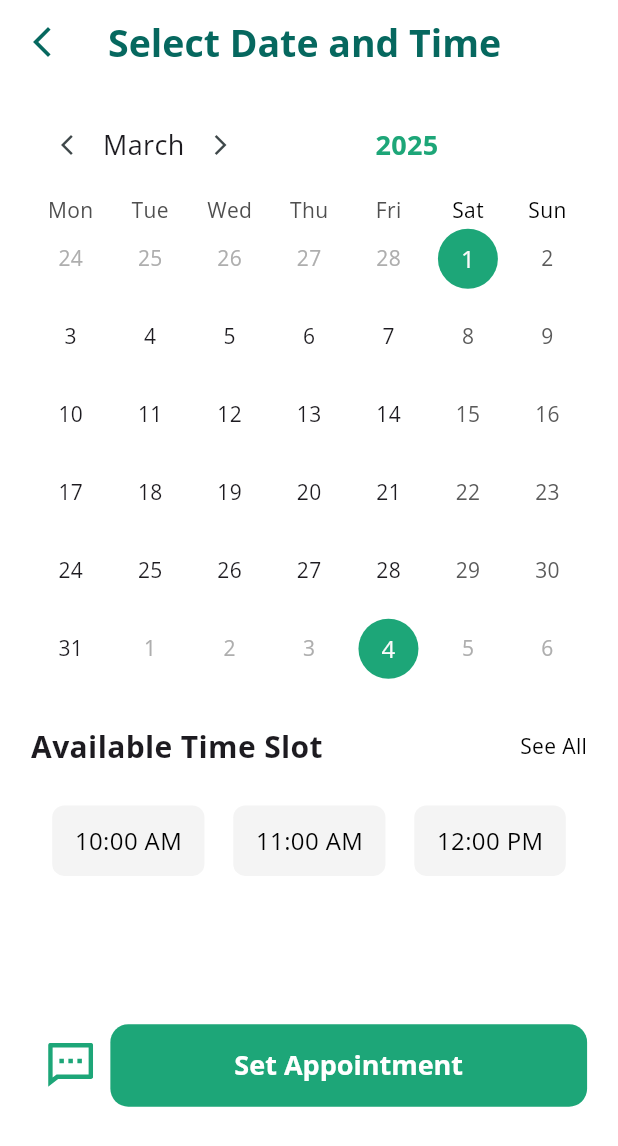
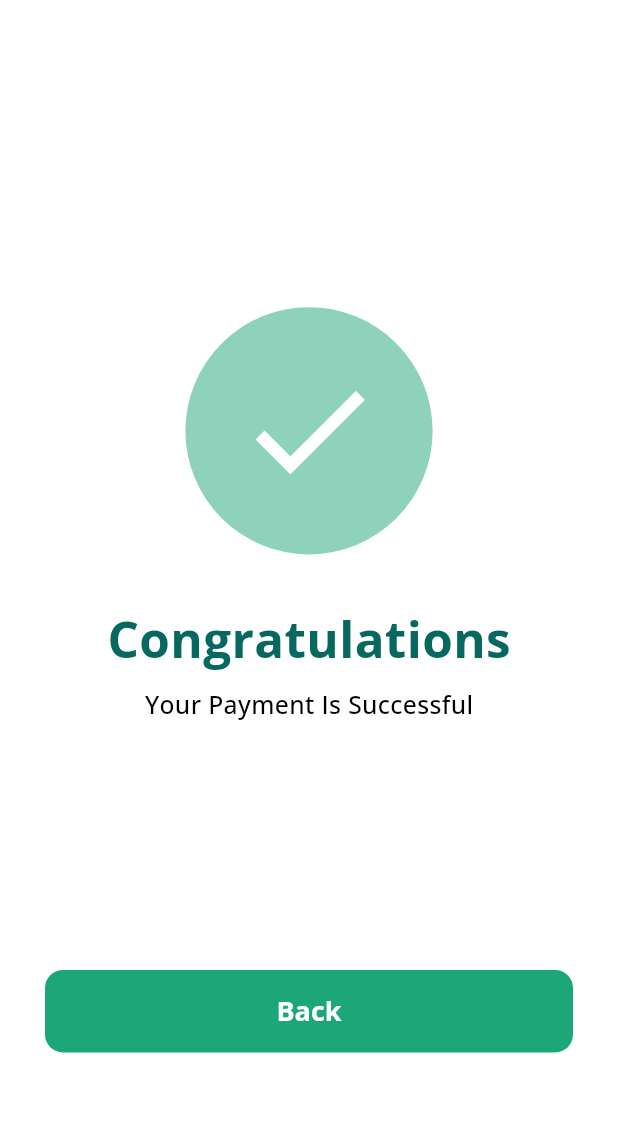
Before and after one commit to abhixen07/HappyMindApp, a Flutter app: the SelectDateTimePage screen opened by its route, after a tap on the "arrow back ios new" icon, after a tap on "Set Appointment", on a phone screen of 412 x 824 dp. Shown: the top 1146 px of the screen. Run offline on Flutter 3.47's test engine with Material 3 defaults, Android fonts, the phone set to English and light mode, and no system bars; drawn by our look-alikes of table_calendar; our stand-ins replace flutter_svg, gap, get, go_router; network calls fail; project files that could hold a hidden picture were left out.

Commit message:
Appointment Page Done

```diff
--- a/lib/app/routes/app_routes.dart
+++ b/lib/app/routes/app_routes.dart
@@ -1,5 +1,6 @@
 import 'package:go_router/go_router.dart';
-import 'package:happymindapp/views/appointment/appointment_page.dart';
+import 'package:happymindapp/views/navbar/paymentdonepage.dart';
+import 'package:happymindapp/views/navbar/selectdatetimepage.dart';
 import 'package:happymindapp/views/navbar/navbar_home.dart';
 
 import '../../views/auth/login_view.dart';
@@ -23,7 +24,8 @@ final class AppRoutes {
 
   static const String navbarpage = "/navbarpage";
 
-  static const String appointmentpage = "/appointmentpage";
+  static const String selectimepage = "/selecttimepage";
+  static const String  paymentdonepage = "/paymentdonepage";
 
 
 
@@ -60,9 +62,14 @@ final class AppRoutes {
     ),
 
     GoRoute(
-      path: appointmentpage,
-      name: NamedRoutes.appointmentpage.name,
+      path:selectimepage,
+      name: NamedRoutes.selectimepage.name,
       builder: (context, state) => SelectDateTimePage(),
+    ),
+    GoRoute(
+      path:paymentdonepage,
+      name: NamedRoutes.paymentdonepage.name,
+      builder: (context, state) => PaymentDonePage()
     ),
 
 
@@ -78,6 +85,7 @@ enum NamedRoutes {
   loginpage,
   signuppage,
   navbarpage,
-  appointmentpage
+  selectimepage,
+  paymentdonepage,
 
 }
--- a/lib/views/navbar/navbar_home.dart
+++ b/lib/views/navbar/navbar_home.dart
@@ -1,7 +1,9 @@
 import 'package:flutter/material.dart';
-import 'package:happymindapp/views/appointment/appointment_page.dart';
+import 'package:happymindapp/views/navbar/selectdatetimepage.dart';
 import 'package:happymindapp/views/home/home_page.dart';
+import 'package:happymindapp/views/navbar/appointmentpage.dart';
 import 'package:happymindapp/views/navbar/doctor_page.dart';
+import 'package:happymindapp/views/navbar/search_doctor_page.dart';
 import 'navbar.dart';
 
 class NavBarHomePage extends StatefulWidget {
@@ -22,9 +24,9 @@ class _NavBarHomePageState extends State<NavBarHomePage> {
 
   final List<Widget> _pages = [
     HomePage(),
-    Center(child: Text("Search Page")),
+   SearchDoctorPage(),
     DoctorsPage(),
-    Center(child: Text("Appointment Page")),
+    AppointmentPage(),
     SelectDateTimePage(),
   ];
 
--- /dev/null
+++ b/lib/views/navbar/paymentdonepage.dart
@@ -0,0 +1,66 @@
+import 'package:flutter/material.dart';
+import 'package:go_router/go_router.dart';
+import 'package:happymindapp/app/style/style.dart';
+
+import '../../app/routes/app_routes.dart';
+
+class PaymentDonePage extends StatelessWidget {
+  @override
+  Widget build(BuildContext context) {
+    double height = MediaQuery.of(context).size.height;
+    double width = MediaQuery.of(context).size.width;
+
+    return Scaffold(
+
+      body: Column(
+        mainAxisAlignment: MainAxisAlignment.center,
+        children: [
+          SizedBox(height: height * 0.1), // Top spacing
+
+          ///Success Icon
+          CircleAvatar(
+            radius: height * 0.1, // Dynamic size
+            backgroundColor: lightGreenColor.withOpacity(0.5),
+            child: Icon(
+              Icons.check,
+              color: whiteColor,
+              size: height * 0.12,
+            ),
+          ),
+
+          SizedBox(height: height * 0.04), // Spacing
+
+          // Success Message
+          Text(
+            "Congratulations",
+            style: TextStyle(
+              fontSize: width * 0.08,
+              fontWeight: FontWeight.bold,
+              color: darkGreenColor,
+            ),
+          ),
+
+          SizedBox(height: height * 0.01),
+
+          Text(
+            "Your Payment Is Successful",
+            style: TextStyle(
+              fontSize: width * 0.04,
+              color: blackColor,
+              fontWeight: FontWeight.w500,
+            ),
+          ),
+
+          SizedBox(height: height * 0.2), // Spacing before button
+
+          // Back Button
+          Padding(
+            padding: EdgeInsets.only(left: 30,right: 30),
+              child: TextButton(onPressed: (){
+                GoRouter.of(context).pushNamed(NamedRoutes.loginpage.name);
+              }, child: Text('Back'))),
+        ],
+      ),
+    );
+  }
+}
--- a/lib/views/appointment/appointment_page.dart
+++ b/lib/views/navbar/selectdatetimepage.dart
@@ -1,7 +1,9 @@
 import 'package:flutter/material.dart';
+import 'package:flutter_svg/flutter_svg.dart';
+import 'package:go_router/go_router.dart';
 import 'package:table_calendar/table_calendar.dart';
-import 'package:flutter_svg/flutter_svg.dart';
 
+import '../../app/routes/app_routes.dart';
 import '../../app/style/style.dart';
 
 class SelectDateTimePage extends StatefulWidget {
@@ -15,8 +17,8 @@ class SelectDateTimePage extends StatefulWidget {
 class _SelectDateTimePageState extends State<SelectDateTimePage> {
   DateTime _selectedDay = DateTime.now();
 
-  List<String> timeSlots = ['10:00 AM', '11:00 AM', '12:00 PM'];
-  String? _selectedTime;
+  List<String> timeSlots = ["10.00 AM", "11.00 AM", "12.00 PM"];
+  String selectedTime = "11.00 AM";
 
   @override
   Widget build(BuildContext context) {
@@ -136,23 +138,29 @@ class _SelectDateTimePageState extends State<SelectDateTimePage> {
               ],
             ),
             SizedBox(height: screenHeight * 0.03),
-            Row(
-              mainAxisAlignment: MainAxisAlignment.spaceEvenly,
-              children: timeSlots.map((time) {
-                bool isSelected = _selectedTime == time;
+            SizedBox(
+              height: screenHeight * 0.06, // Adjust height as needed
+              child: ListView.builder(
+                scrollDirection: Axis.horizontal,
+                itemCount: timeSlots.length,
+                itemBuilder: (context, index) {
+                  String time = timeSlots[index];
+                  bool isSelected = time == selectedTime;
+
                   return GestureDetector(
                     onTap: () {
                       setState(() {
-                      _selectedTime = time;
+                        selectedTime = time;
                       });
                     },
                     child: Container(
                       padding: EdgeInsets.symmetric(vertical: 12, horizontal: 15),
-                    margin: EdgeInsets.symmetric(horizontal: 5),
+                      margin: EdgeInsets.symmetric(horizontal: 10),
                       decoration: BoxDecoration(
                         color: isSelected ? lightGreenColor : lightGreyColor.withOpacity(0.3),
                         borderRadius: BorderRadius.circular(8),
                       ),
+                      child: Center( // Center text properly
                         child: Text(
                           time,
                           style: TextStyle(
@@ -162,8 +170,10 @@ class _SelectDateTimePageState extends State<SelectDateTimePage> {
                           ),
                         ),
                       ),
+                    ),
                   );
-              }).toList(),
+                },
+              ),
             ),
             SizedBox(height: screenHeight*0.12,),
             Row(
@@ -176,7 +186,9 @@ class _SelectDateTimePageState extends State<SelectDateTimePage> {
                 Expanded(
                   flex: 6,
                   child: TextButton(
-                    onPressed: () {},
+                    onPressed: () {
+                      GoRouter.of(context).pushNamed(NamedRoutes.paymentdonepage.name);
+                    },
                     child:
                         Text(
                           'Set Appointment',
```
Also changed, not shown: lib/views/navbar/appointmentpage.dart (added, +257 -0 lines), lib/views/navbar/search_doctor_page.dart (added, +122 -0 lines), assets/svg/chat_1.svg (added), assets/svg/phoneicon.svg (added), assets/svg/videoicon.svg (added), pubspec.lock. Lines whose indentation alone changed are shown as unchanged.
